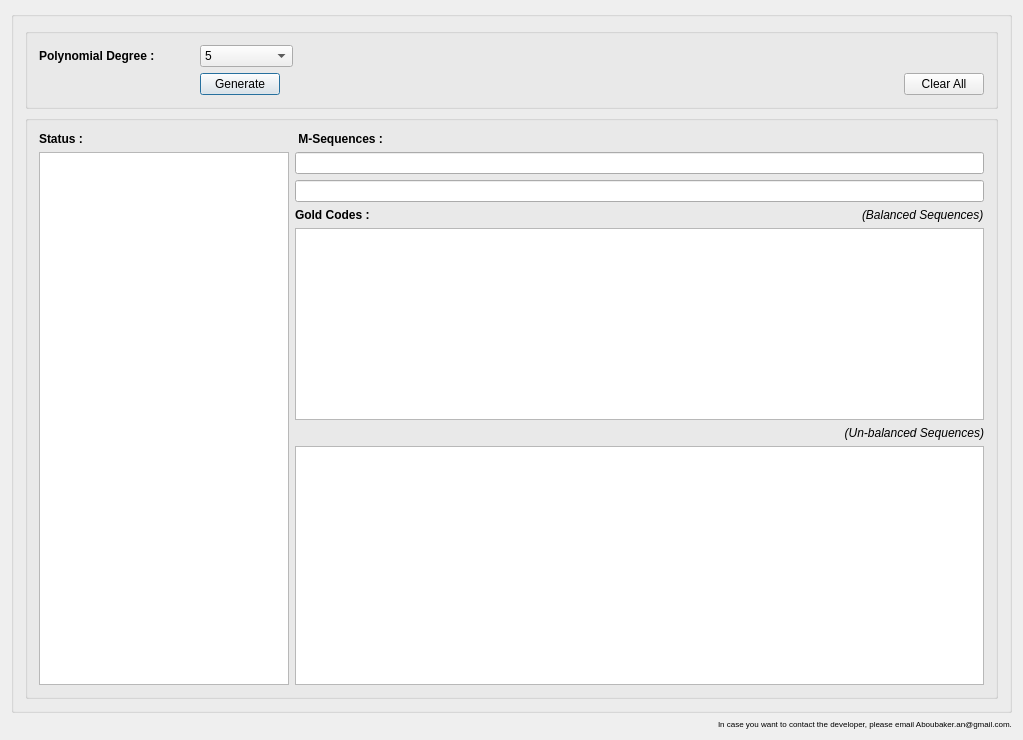
Old version of the form mainwindow.ui in the repository aamagzoub/GoldCodeGenerator.
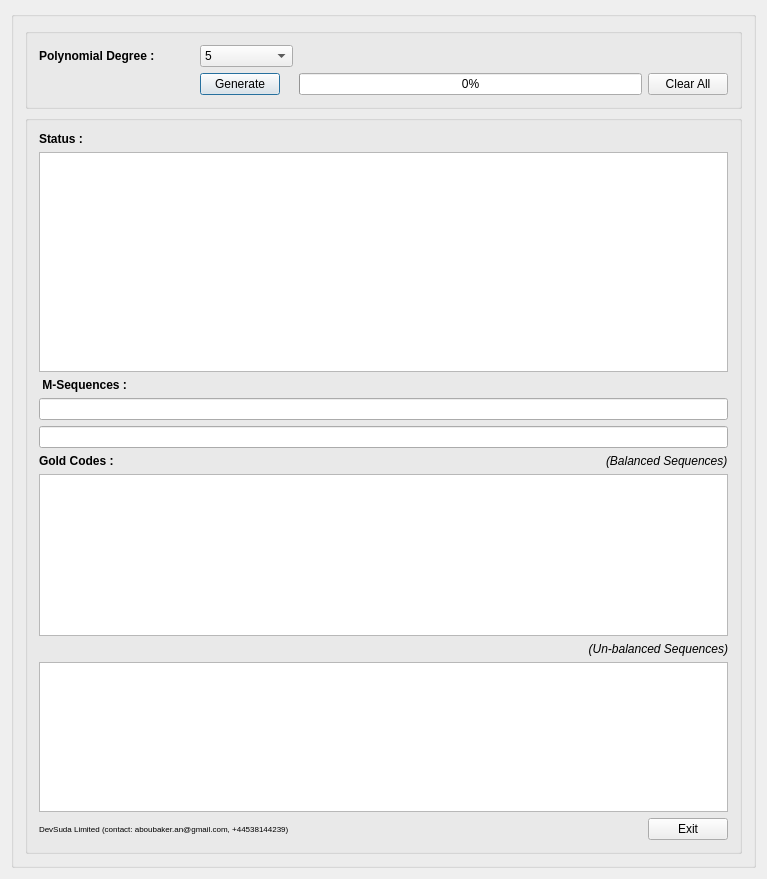
New version of the form.

Commit message: added progress-bar added exit button added info about the developer

What changed in the file:
```diff
--- a/mainwindow.ui
+++ b/mainwindow.ui
@@ -6,8 +6,8 @@
    <rect>
     <x>0</x>
     <y>0</y>
-    <width>1018</width>
-    <height>722</height>
+    <width>761</width>
+    <height>879</height>
    </rect>
   </property>
   <property name="sizePolicy">
@@ -20,7 +20,7 @@
    <string>Gold Codes Generator</string>
   </property>
   <widget class="QWidget" name="centralWidget">
-   <layout class="QGridLayout" name="gridLayout_5">
+   <layout class="QGridLayout" name="gridLayout">
     <item row="0" column="0">
      <layout class="QGridLayout" name="gridLayout_3">
       <item row="2" column="0" colspan="2">
@@ -38,32 +38,68 @@
          <item row="2" column="0" colspan="2">
           <widget class="QGroupBox" name="groupBox">
            <layout class="QGridLayout" name="gridLayout_10">
-            <item row="2" column="2" colspan="2">
-             <widget class="QLineEdit" name="mseq_2_bits">
-              <property name="enabled">
-               <bool>true</bool>
-              </property>
+            <item row="1" column="2" colspan="2">
+             <widget class="QPlainTextEdit" name="status_win">
               <property name="sizePolicy">
-               <sizepolicy hsizetype="Preferred" vsizetype="Fixed">
+               <sizepolicy hsizetype="Fixed" vsizetype="Fixed">
                 <horstretch>0</horstretch>
                 <verstretch>0</verstretch>
                </sizepolicy>
               </property>
               <property name="minimumSize">
                <size>
-                <width>0</width>
-                <height>0</height>
+                <width>689</width>
+                <height>220</height>
                </size>
               </property>
+              <property name="maximumSize">
+               <size>
+                <width>16777215</width>
+                <height>16777215</height>
+               </size>
+              </property>
+              <property name="font">
+               <font>
+                <italic>true</italic>
+               </font>
+              </property>
+              <property name="lineWrapMode">
+               <enum>QPlainTextEdit::NoWrap</enum>
+              </property>
               <property name="readOnly">
                <bool>true</bool>
               </property>
              </widget>
             </item>
             <item row="4" column="2" colspan="2">
-             <widget class="QTextEdit" name="balanced_seq_val">
+             <widget class="QLineEdit" name="mseq_2_bits">
+              <property name="enabled">
+               <bool>true</bool>
+              </property>
               <property name="sizePolicy">
-               <sizepolicy hsizetype="Preferred" vsizetype="Preferred">
+               <sizepolicy hsizetype="Preferred" vsizetype="Fixed">
+                <horstretch>0</horstretch>
+                <verstretch>0</verstretch>
+               </sizepolicy>
+              </property>
+              <property name="minimumSize">
+               <size>
+                <width>0</width>
+                <height>0</height>
+               </size>
+              </property>
+              <property name="readOnly">
+               <bool>true</bool>
+              </property>
+             </widget>
+            </item>
+            <item row="3" column="2" colspan="2">
+             <widget class="QLineEdit" name="mseq_1_bits">
+              <property name="enabled">
+               <bool>true</bool>
+              </property>
+              <property name="sizePolicy">
+               <sizepolicy hsizetype="Preferred" vsizetype="Fixed">
                 <horstretch>0</horstretch>
                 <verstretch>0</verstretch>
                </sizepolicy>
@@ -74,32 +110,63 @@
                 <height>0</height>
                </size>
               </property>
-              <property name="lineWrapMode">
-               <enum>QTextEdit::NoWrap</enum>
+              <property name="readOnly">
+               <bool>true</bool>
               </property>
              </widget>
             </item>
-            <item row="3" column="3" alignment="Qt::AlignRight">
-             <widget class="QLabel" name="label_2">
+            <item row="2" column="2">
+             <widget class="QLabel" name="label_3">
               <property name="sizePolicy">
-               <sizepolicy hsizetype="Preferred" vsizetype="Fixed">
+               <sizepolicy hsizetype="Fixed" vsizetype="Fixed">
                 <horstretch>0</horstretch>
                 <verstretch>0</verstretch>
                </sizepolicy>
               </property>
               <property name="font">
                <font>
-                <italic>true</italic>
-                <underline>false</underline>
-                <strikeout>false</strikeout>
+                <weight>75</weight>
+                <bold>true</bold>
                </font>
               </property>
               <property name="text">
-               <string>(Balanced Sequences)</string>
+               <string> M-Sequences :</string>
               </property>
              </widget>
             </item>
-            <item row="3" column="2">
+            <item row="11" column="3" alignment="Qt::AlignRight">
+             <widget class="QPushButton" name="exit_btn">
+              <property name="sizePolicy">
+               <sizepolicy hsizetype="Fixed" vsizetype="Fixed">
+                <horstretch>0</horstretch>
+                <verstretch>0</verstretch>
+               </sizepolicy>
+              </property>
+              <property name="text">
+               <string>Exit</string>
+              </property>
+             </widget>
+            </item>
+            <item row="8" column="2" rowspan="3" colspan="2">
+             <widget class="QTextEdit" name="unbalanced_seq_val">
+              <property name="sizePolicy">
+               <sizepolicy hsizetype="Preferred" vsizetype="Preferred">
+                <horstretch>0</horstretch>
+                <verstretch>0</verstretch>
+               </sizepolicy>
+              </property>
+              <property name="minimumSize">
+               <size>
+                <width>689</width>
+                <height>150</height>
+               </size>
+              </property>
+              <property name="lineWrapMode">
+               <enum>QTextEdit::NoWrap</enum>
+              </property>
+             </widget>
+            </item>
+            <item row="5" column="2">
              <widget class="QLabel" name="seq_2_lbl_3">
               <property name="sizePolicy">
                <sizepolicy hsizetype="Preferred" vsizetype="Fixed">
@@ -121,30 +188,8 @@
               </property>
              </widget>
             </item>
-            <item row="1" column="2" colspan="2">
-             <widget class="QLineEdit" name="mseq_1_bits">
-              <property name="enabled">
-               <bool>true</bool>
-              </property>
-              <property name="sizePolicy">
-               <sizepolicy hsizetype="Preferred" vsizetype="Fixed">
-                <horstretch>0</horstretch>
-                <verstretch>0</verstretch>
-               </sizepolicy>
-              </property>
-              <property name="minimumSize">
-               <size>
-                <width>0</width>
-                <height>0</height>
-               </size>
-              </property>
-              <property name="readOnly">
-               <bool>true</bool>
-              </property>
-             </widget>
-            </item>
-            <item row="6" column="2" rowspan="2" colspan="2">
-             <widget class="QTextEdit" name="unbalanced_seq_val">
+            <item row="6" column="2" colspan="2">
+             <widget class="QTextEdit" name="balanced_seq_val">
               <property name="sizePolicy">
                <sizepolicy hsizetype="Preferred" vsizetype="Preferred">
                 <horstretch>0</horstretch>
@@ -154,7 +199,7 @@
               <property name="minimumSize">
                <size>
                 <width>689</width>
-                <height>0</height>
+                <height>150</height>
                </size>
               </property>
               <property name="lineWrapMode">
@@ -162,8 +207,8 @@
               </property>
              </widget>
             </item>
-            <item row="0" column="0">
-             <widget class="QLabel" name="label_8">
+            <item row="5" column="3" alignment="Qt::AlignRight">
+             <widget class="QLabel" name="label_2">
               <property name="sizePolicy">
                <sizepolicy hsizetype="Preferred" vsizetype="Fixed">
                 <horstretch>0</horstretch>
@@ -172,37 +217,17 @@
               </property>
               <property name="font">
                <font>
-                <weight>75</weight>
-                <italic>false</italic>
-                <bold>true</bold>
+                <italic>true</italic>
                 <underline>false</underline>
+                <strikeout>false</strikeout>
                </font>
               </property>
               <property name="text">
-               <string>Status :</string>
+               <string>(Balanced Sequences)</string>
               </property>
              </widget>
             </item>
-            <item row="0" column="2">
-             <widget class="QLabel" name="label_3">
-              <property name="sizePolicy">
-               <sizepolicy hsizetype="Fixed" vsizetype="Fixed">
-                <horstretch>0</horstretch>
-                <verstretch>0</verstretch>
-               </sizepolicy>
-              </property>
-              <property name="font">
-               <font>
-                <weight>75</weight>
-                <bold>true</bold>
-               </font>
-              </property>
-              <property name="text">
-               <string> M-Sequences :</string>
-              </property>
-             </widget>
-            </item>
-            <item row="5" column="3">
+            <item row="7" column="3">
              <widget class="QLabel" name="label">
               <property name="sizePolicy">
                <sizepolicy hsizetype="Preferred" vsizetype="Fixed">
@@ -232,36 +257,42 @@
               </property>
              </widget>
             </item>
-            <item row="1" column="0" rowspan="7">
-             <widget class="QPlainTextEdit" name="status_win">
+            <item row="0" column="2">
+             <widget class="QLabel" name="label_8">
               <property name="sizePolicy">
-               <sizepolicy hsizetype="Fixed" vsizetype="Minimum">
+               <sizepolicy hsizetype="Preferred" vsizetype="Fixed">
                 <horstretch>0</horstretch>
                 <verstretch>0</verstretch>
                </sizepolicy>
               </property>
-              <property name="minimumSize">
-               <size>
-                <width>250</width>
-                <height>533</height>
-               </size>
+              <property name="font">
+               <font>
+                <weight>75</weight>
+                <italic>false</italic>
+                <bold>true</bold>
+                <underline>false</underline>
+               </font>
               </property>
-              <property name="maximumSize">
-               <size>
-                <width>16777215</width>
-                <height>16777215</height>
-               </size>
+              <property name="text">
+               <string>Status :</string>
               </property>
+             </widget>
+            </item>
+            <item row="11" column="2">
+             <widget class="QLabel" name="label_4">
+              <property name="sizePolicy">
+               <sizepolicy hsizetype="Fixed" vsizetype="Fixed">
+                <horstretch>0</horstretch>
+                <verstretch>0</verstretch>
+               </sizepolicy>
+              </property>
               <property name="font">
                <font>
-                <italic>true</italic>
+                <pointsize>6</pointsize>
                </font>
               </property>
-              <property name="lineWrapMode">
-               <enum>QPlainTextEdit::NoWrap</enum>
-              </property>
-              <property name="readOnly">
-               <bool>true</bool>
+              <property name="text">
+               <string>DevSuda Limited (contact: aboubaker.an@gmail.com, +44538144239)</string>
               </property>
              </widget>
             </item>
@@ -283,44 +314,19 @@
             </size>
            </property>
            <layout class="QGridLayout" name="gridLayout_4">
-            <item row="1" column="8">
-             <widget class="QLabel" name="poly_deg_lbl">
+            <item row="2" column="11">
+             <widget class="QPushButton" name="clear_btn">
               <property name="sizePolicy">
-               <sizepolicy hsizetype="Fixed" vsizetype="Fixed">
+               <sizepolicy hsizetype="Minimum" vsizetype="Fixed">
                 <horstretch>0</horstretch>
                 <verstretch>0</verstretch>
                </sizepolicy>
               </property>
-              <property name="minimumSize">
-               <size>
-                <width>155</width>
-                <height>0</height>
-               </size>
-              </property>
-              <property name="font">
-               <font>
-                <weight>75</weight>
-                <bold>true</bold>
-               </font>
-              </property>
               <property name="text">
-               <string>Polynomial Degree :</string>
+               <string>Clear All</string>
               </property>
              </widget>
             </item>
-            <item row="1" column="10">
-             <spacer name="horizontalSpacer">
-              <property name="orientation">
-               <enum>Qt::Horizontal</enum>
-              </property>
-              <property name="sizeHint" stdset="0">
-               <size>
-                <width>40</width>
-                <height>20</height>
-               </size>
-              </property>
-             </spacer>
-            </item>
             <item row="2" column="9">
              <widget class="QPushButton" name="generate_btn">
               <property name="sizePolicy">
@@ -352,6 +358,19 @@
               </property>
              </widget>
             </item>
+            <item row="1" column="10">
+             <spacer name="horizontalSpacer">
+              <property name="orientation">
+               <enum>Qt::Horizontal</enum>
+              </property>
+              <property name="sizeHint" stdset="0">
+               <size>
+                <width>40</width>
+                <height>20</height>
+               </size>
+              </property>
+             </spacer>
+            </item>
             <item row="1" column="9" alignment="Qt::AlignLeft">
              <widget class="QComboBox" name="poly_deg_val">
               <property name="sizePolicy">
@@ -402,28 +421,43 @@
                 <string>10</string>
                </property>
               </item>
-              <item>
-               <property name="text">
-                <string>11</string>
-               </property>
-              </item>
-              <item>
-               <property name="text">
-                <string>12</string>
-               </property>
-              </item>
              </widget>
             </item>
-            <item row="2" column="11">
-             <widget class="QPushButton" name="clear_btn">
+            <item row="1" column="8">
+             <widget class="QLabel" name="poly_deg_lbl">
               <property name="sizePolicy">
-               <sizepolicy hsizetype="Minimum" vsizetype="Fixed">
+               <sizepolicy hsizetype="Fixed" vsizetype="Fixed">
                 <horstretch>0</horstretch>
                 <verstretch>0</verstretch>
                </sizepolicy>
               </property>
+              <property name="minimumSize">
+               <size>
+                <width>155</width>
+                <height>0</height>
+               </size>
+              </property>
+              <property name="font">
+               <font>
+                <weight>75</weight>
+                <bold>true</bold>
+               </font>
+              </property>
               <property name="text">
-               <string>Clear All</string>
+               <string>Polynomial Degree :</string>
+              </property>
+             </widget>
+            </item>
+            <item row="2" column="10">
+             <widget class="QProgressBar" name="progressBar">
+              <property name="value">
+               <number>0</number>
+              </property>
+              <property name="invertedAppearance">
+               <bool>false</bool>
+              </property>
+              <property name="textDirection">
+               <enum>QProgressBar::TopToBottom</enum>
               </property>
              </widget>
             </item>
@@ -435,18 +469,6 @@
       </item>
      </layout>
     </item>
-    <item row="1" column="0" alignment="Qt::AlignRight">
-     <widget class="QLabel" name="label_4">
-      <property name="font">
-       <font>
-        <pointsize>6</pointsize>
-       </font>
-      </property>
-      <property name="text">
-       <string>In case you want to contact the developer, please email Aboubaker.an@gmail.com.</string>
-      </property>
-     </widget>
-    </item>
    </layout>
   </widget>
  </widget>
```
The commit also changes 2 other files.
